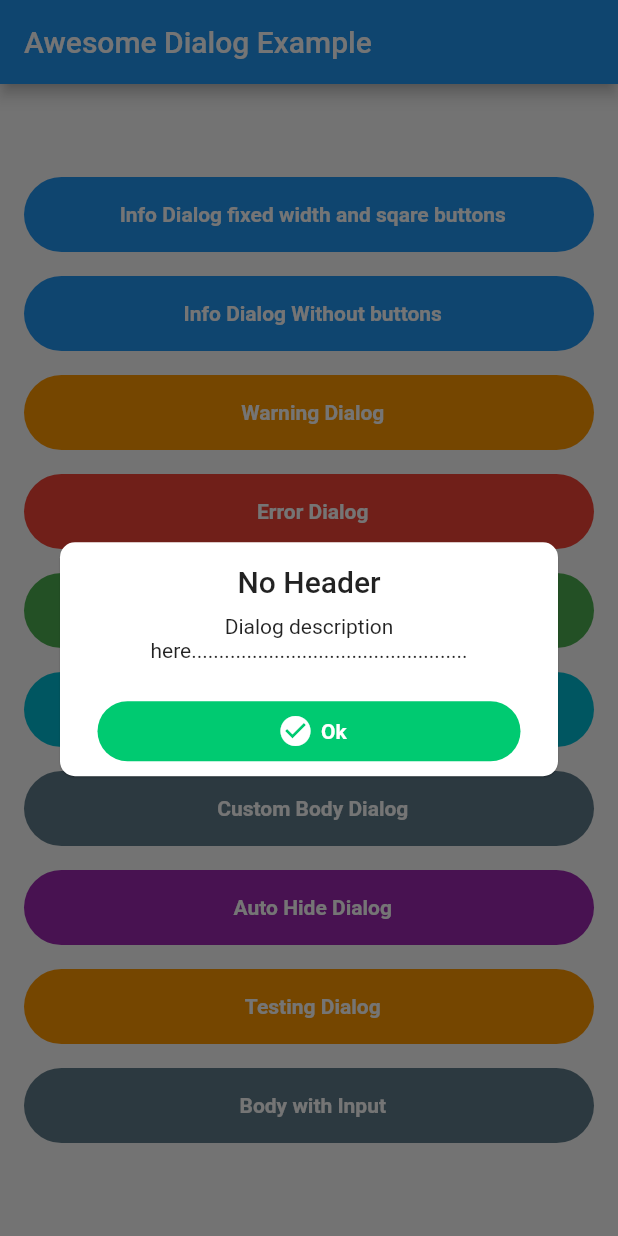
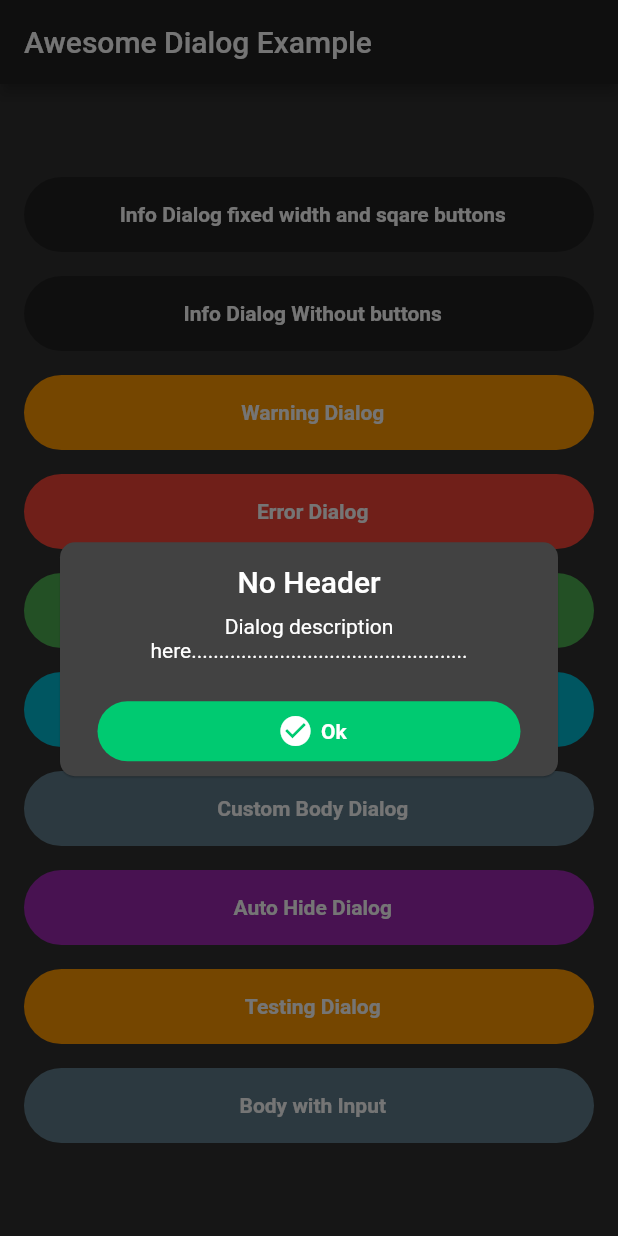
Before and after one commit to marcos930807/awesomeDialogs, a Flutter app: the screen it shows after launch, after a tap on "No Header Dialog", on a phone screen of 412 x 824 dp. Run offline on Flutter 3.47's test engine with Material 2 defaults, Android fonts, the phone set to English and light mode, and no system bars; our stand-ins replace flare_flutter, simple_animations.

Commit message:
Minor Improves on This PR

```diff
--- a/example/lib/main.dart
+++ b/example/lib/main.dart
@@ -10,6 +10,7 @@ class MyApp extends StatelessWidget {
   Widget build(BuildContext context) {
     return MaterialApp(
       title: 'Fancy Dialog Example',
+      theme: ThemeData.dark(),
       initialRoute: '/',
       onGenerateRoute: RouteGenerator.generateRoute,
     );
@@ -49,6 +50,7 @@ class _HomePageState extends State<HomePage> {
                       animType: AnimType.BOTTOMSLIDE,
                       title: 'INFO',
                       desc: 'Dialog description here...',
+                      showCloseIcon: true,
                       btnCancelOnPress: () {},
                       btnOkOnPress: () {},
                     )..show();
@@ -82,6 +84,8 @@ class _HomePageState extends State<HomePage> {
                         dialogType: DialogType.WARNING,
                         headerAnimationLoop: false,
                         animType: AnimType.TOPSLIDE,
+                        showCloseIcon: true,
+                        closeIcon: Icon(Icons.close_fullscreen_outlined),
                         title: 'Warning',
                         desc:
                             'Dialog description here..................................................',
--- a/lib/awesome_dialog.dart
+++ b/lib/awesome_dialog.dart
@@ -83,14 +83,17 @@ class AwesomeDialog {
   ///Control if Dialog is dissmis by back key.
   final bool dismissOnBackKeyPress;
 
-  ///Max with of entire Dialog
+  ///Max with of entire Dialog.
   final double width;
 
-  ///Max with of entire Dialog
+  ///Border Radius for built in buttons.
   final BorderRadiusGeometry buttonsBorderRadius;
 
   /// Control if close icon is appear.
   final bool showCloseIcon;
+
+  /// Custom closeIcon.
+  final Widget closeIcon;
 
   AwesomeDialog({
     @required this.context,
@@ -123,6 +126,7 @@ class AwesomeDialog {
     this.width,
     this.buttonsBorderRadius,
     this.showCloseIcon = false,
+    this.closeIcon,
   }) : assert(
           context != null,
         );
@@ -186,9 +190,10 @@ class AwesomeDialog {
           width: width,
           padding: padding ?? EdgeInsets.only(left: 5, right: 5),
           btnOk: btnOk ?? (btnOkOnPress != null ? _buildFancyButtonOk : null),
-          btnCancel: btnCancel ??
-              (btnCancelOnPress != null ? _buildFancyButtonCancel : null),
+          btnCancel: btnCancel ?? (btnCancelOnPress != null ? _buildFancyButtonCancel : null),
           showCloseIcon: this.showCloseIcon,
+          onClose: dissmiss,
+          closeIcon: closeIcon,
         ),
       );
 
@@ -217,8 +222,7 @@ class AwesomeDialog {
       );
 
   dissmiss() {
-    if (!isDissmisedBySystem)
-      Navigator.of(context, rootNavigator: useRootNavigator)?.pop();
+    if (!isDissmisedBySystem) Navigator.of(context, rootNavigator: useRootNavigator)?.pop();
   }
 
   Future<bool> _onWillPop() async => dismissOnBackKeyPress;
--- a/lib/src/vertical_stack_header_dialog.dart
+++ b/lib/src/vertical_stack_header_dialog.dart
@@ -13,6 +13,8 @@ class VerticalStackDialog extends StatelessWidget {
   final bool keyboardAware;
   final double width;
   final bool showCloseIcon;
+  final Function onClose;
+  final Widget closeIcon;
   const VerticalStackDialog({
     Key key,
     @required this.title,
@@ -27,26 +29,25 @@ class VerticalStackDialog extends StatelessWidget {
     this.keyboardAware,
     this.width,
     this.showCloseIcon,
+    @required this.onClose,
+    this.closeIcon,
   }) : super(key: key);
 
   @override
   Widget build(BuildContext context) {
     return Container(
       alignment: aligment,
-      padding: EdgeInsets.only(
-          bottom: keyboardAware ? MediaQuery.of(context).viewInsets.bottom : 0),
+      padding:
+          EdgeInsets.only(bottom: keyboardAware ? MediaQuery.of(context).viewInsets.bottom : 0),
       child: Stack(
         children: <Widget>[
           Container(
             width: width ?? MediaQuery.of(context).size.width,
             padding: isDense
-                ? const EdgeInsets.only(
-                    top: 65.0, left: 15.0, right: 15.0, bottom: 10.0)
-                : const EdgeInsets.only(
-                    top: 65.0, left: 40.0, right: 40.0, bottom: 10.0),
+                ? const EdgeInsets.only(top: 65.0, left: 15.0, right: 15.0, bottom: 10.0)
+                : const EdgeInsets.only(top: 65.0, left: 40.0, right: 40.0, bottom: 10.0),
             child: Material(
-              shape: RoundedRectangleBorder(
-                  borderRadius: BorderRadius.circular(10.0)),
+              shape: RoundedRectangleBorder(borderRadius: BorderRadius.circular(10.0)),
               elevation: 0.5,
               color: Theme.of(context).cardColor,
               child: Padding(
@@ -88,8 +89,7 @@ class VerticalStackDialog extends StatelessWidget {
                       ),
                       if (btnOk != null || btnCancel != null)
                         Container(
-                          padding: EdgeInsets.symmetric(
-                              vertical: 10, horizontal: 20),
+                          padding: EdgeInsets.symmetric(vertical: 10, horizontal: 20),
                           child: Row(
                             mainAxisAlignment: MainAxisAlignment.center,
                             children: <Widget>[
@@ -130,21 +130,13 @@ class VerticalStackDialog extends StatelessWidget {
             ),
           if (showCloseIcon)
             Positioned(
-              right: 45.0,
-              top: 70.0,
+              right: 50.0,
+              top: 75.0,
               child: GestureDetector(
                 onTap: () {
-                  Navigator.of(context).pop();
+                  onClose?.call();
                 },
-                child: Align(
-                  alignment: Alignment.topRight,
-                  child: Icon(Icons.close, color: Colors.red),
-                  // child: CircleAvatar(
-                  //   radius: 14.0,
-                  //   backgroundColor: Colors.white,
-                  //   child: Icon(Icons.close, color: Colors.red),
-                  // ),
-                ),
+                child: closeIcon ?? Icon(Icons.close),
               ),
             ),
         ],
```
Also changed, not shown: example/pubspec.lock, pubspec.lock.
